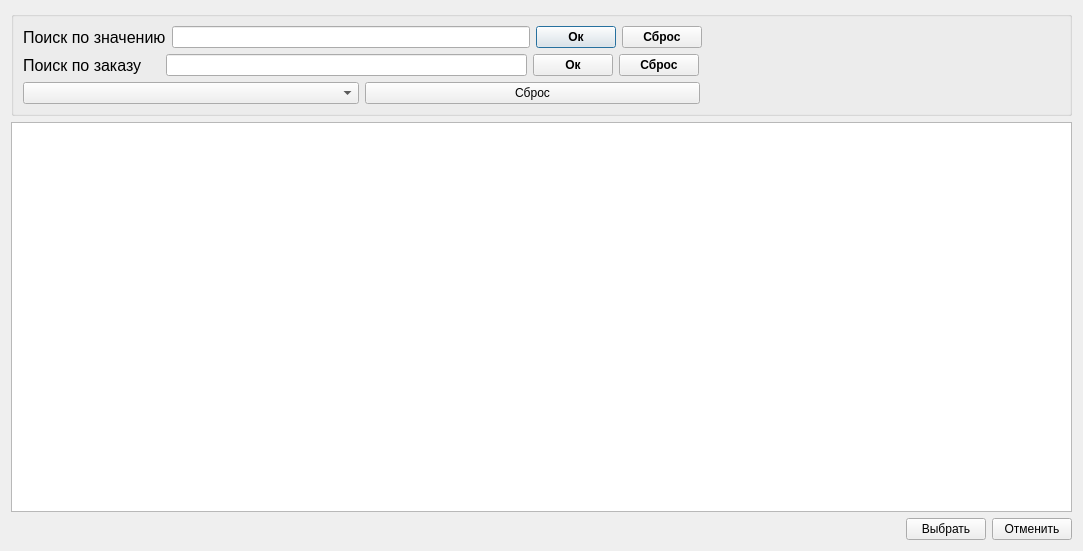
Before: the Qt Designer form order_UI_dialog_plus_nom.ui in Korguv/Poliur, drawn with Qt 5.
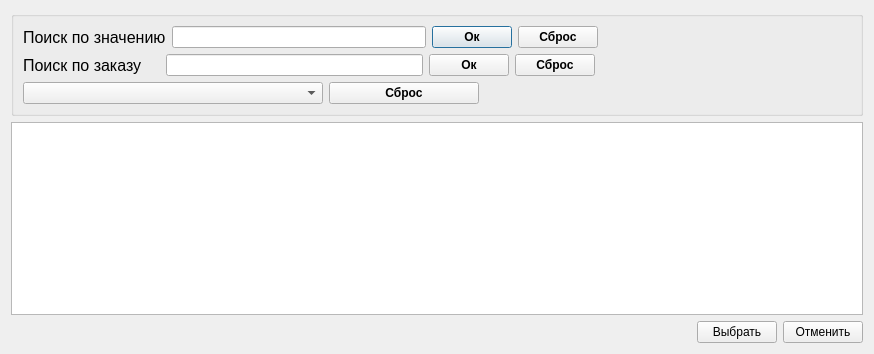
After: the same form once the commit is applied.

Diff of the .ui file:
```diff
--- a/order_UI_dialog_plus_nom.ui
+++ b/order_UI_dialog_plus_nom.ui
@@ -6,8 +6,8 @@
    <rect>
     <x>0</x>
     <y>0</y>
-    <width>1083</width>
-    <height>551</height>
+    <width>874</width>
+    <height>354</height>
    </rect>
   </property>
   <property name="windowTitle">
@@ -165,10 +165,54 @@
       <item>
        <layout class="QHBoxLayout" name="layout_type">
         <item>
-         <widget class="QComboBox" name="combobox_type"/>
+         <widget class="QComboBox" name="combobox_type">
+          <property name="sizePolicy">
+           <sizepolicy hsizetype="Expanding" vsizetype="Fixed">
+            <horstretch>0</horstretch>
+            <verstretch>0</verstretch>
+           </sizepolicy>
+          </property>
+          <property name="minimumSize">
+           <size>
+            <width>300</width>
+            <height>0</height>
+           </size>
+          </property>
+          <property name="maximumSize">
+           <size>
+            <width>300</width>
+            <height>16777215</height>
+           </size>
+          </property>
+         </widget>
         </item>
         <item>
          <widget class="QPushButton" name="pushbutton_cancel_hard_serch_agent">
+          <property name="sizePolicy">
+           <sizepolicy hsizetype="Minimum" vsizetype="Fixed">
+            <horstretch>0</horstretch>
+            <verstretch>0</verstretch>
+           </sizepolicy>
+          </property>
+          <property name="minimumSize">
+           <size>
+            <width>150</width>
+            <height>0</height>
+           </size>
+          </property>
+          <property name="font">
+           <font>
+            <pointsize>9</pointsize>
+            <weight>75</weight>
+            <bold>true</bold>
+           </font>
+          </property>
+          <property name="mouseTracking">
+           <bool>false</bool>
+          </property>
+          <property name="tabletTracking">
+           <bool>false</bool>
+          </property>
           <property name="text">
            <string>Сброс</string>
           </property>
@@ -180,11 +224,11 @@
            <enum>Qt::Horizontal</enum>
           </property>
           <property name="sizeType">
-           <enum>QSizePolicy::Maximum</enum>
+           <enum>QSizePolicy::Expanding</enum>
           </property>
           <property name="sizeHint" stdset="0">
            <size>
-            <width>360</width>
+            <width>372</width>
             <height>20</height>
            </size>
           </property>
```
Left out of the diff: 2 changed lines with no effect on the pictures.
